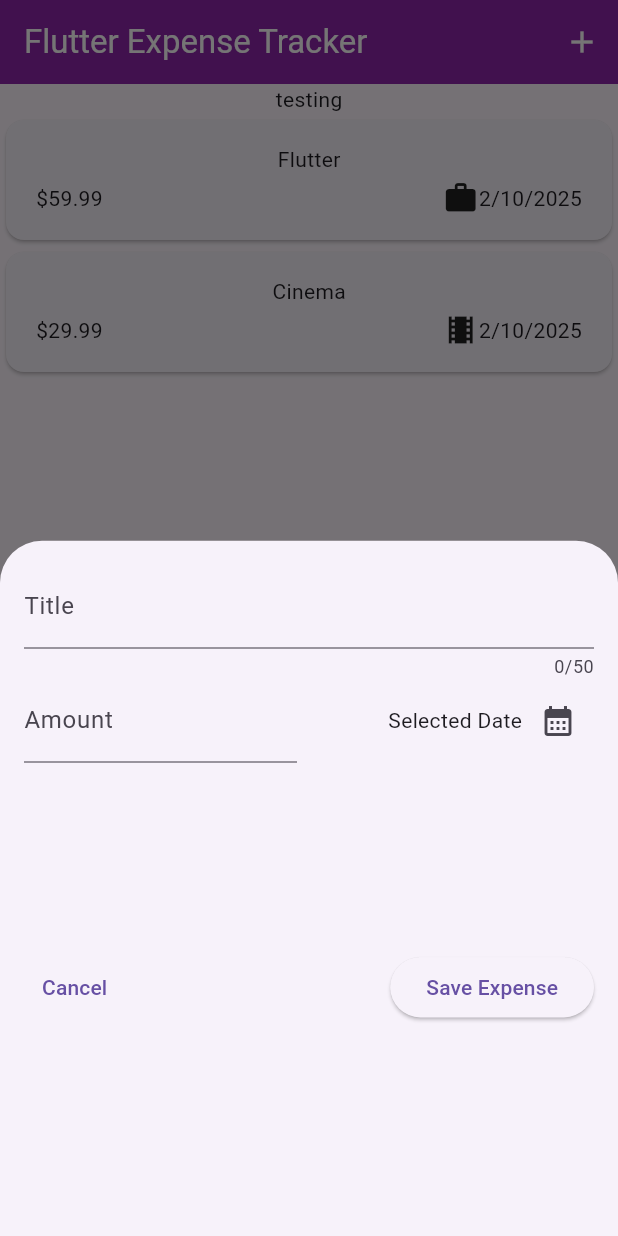
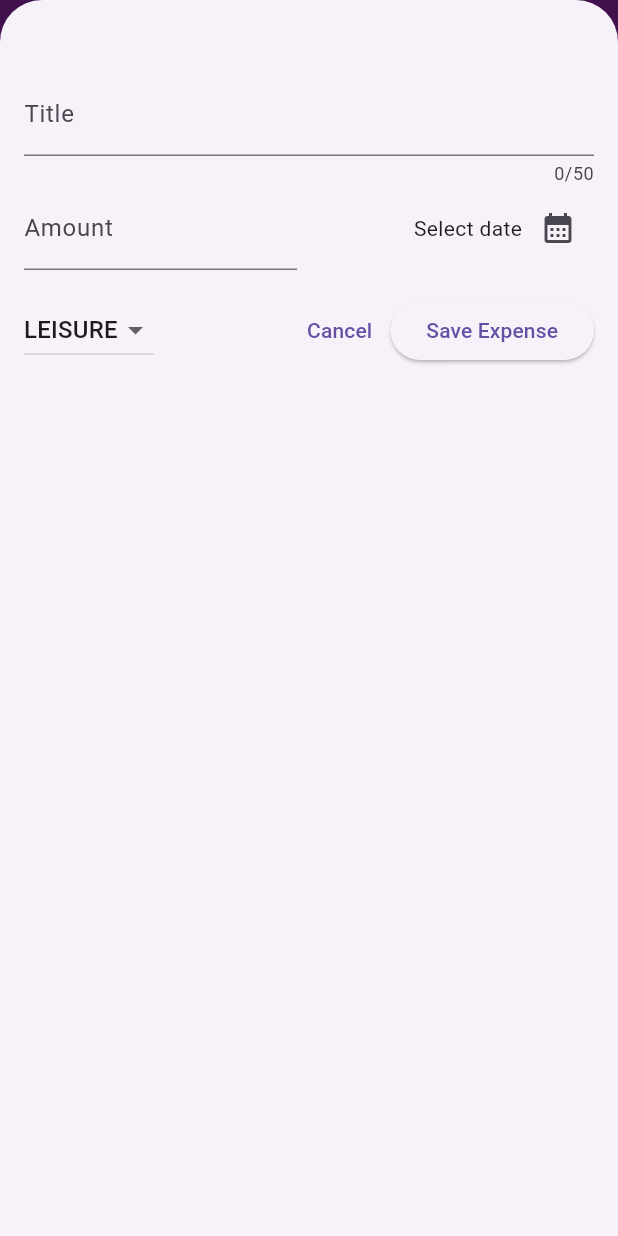
Before and after one commit to wenkhai2005/Expense_Tracker, a Flutter app: the screen it shows after launch, after a tap on the "add" icon, on a phone screen of 412 x 824 dp. Run offline on Flutter 3.47's test engine with Material 3 defaults, Android fonts, the phone set to English and light mode, and no system bars.

Commit message:
finishing adding new expense system

```diff
--- a/lib/widgets/expenses.dart
+++ b/lib/widgets/expenses.dart
@@ -26,14 +26,26 @@ class _ExpensesState extends State<Expenses> {
   ];
 
   void _openAddExpenseOverlay() {
-    showModalBottomSheet(context: context, builder: (ctx) => NewExpense(),);
+    showModalBottomSheet(
+      isScrollControlled: true,
+      context: context,
+      builder: (ctx) => NewExpense(onAddExpense: _addExpense),
+    );
+  }
+
+  void _addExpense(Expense expense) {
+    setState(() {
+      _registeredExpense.add(expense);
+    });
   }
 
   @override
   Widget build(BuildContext context) {
     return Scaffold(
       appBar: AppBar(
-        title: Text('Flutter Expense Tracker',),
+        title: Text(
+          'Flutter Expense Tracker',
+        ),
         backgroundColor: Colors.purple[600],
         foregroundColor: Colors.white,
         actions: [
--- a/lib/widgets/expenses_list/expenses_list.dart
+++ b/lib/widgets/expenses_list/expenses_list.dart
@@ -3,7 +3,7 @@ import 'package:expense_tracker/widgets/expenses_list/expense_item.dart';
 import 'package:flutter/material.dart';
 
 class ExpensesList extends StatelessWidget {
-  ExpensesList({super.key, required this.expenses});
+  const ExpensesList({super.key, required this.expenses});
 
   final List<Expense> expenses;
 
--- a/lib/widgets/new_expense.dart
+++ b/lib/widgets/new_expense.dart
@@ -1,8 +1,9 @@
 import 'package:flutter/material.dart';
-import 'package:flutter/services.dart';
+import 'package:expense_tracker/models/expense.dart';
 
 class NewExpense extends StatefulWidget {
-  NewExpense({super.key});
+  const NewExpense({super.key, required this.onAddExpense});
+  final void Function(Expense expense) onAddExpense;
 
   @override
   State<StatefulWidget> createState() {
@@ -13,6 +14,8 @@ class NewExpense extends StatefulWidget {
 class _NewExpenseState extends State<NewExpense> {
   final _titleController = TextEditingController();
   final _amountController = TextEditingController();
+  DateTime? _selectedDate;
+  Category _selectedCategory = Category.leisure;
 
   @override
   void dispose() {
@@ -21,16 +24,56 @@ class _NewExpenseState extends State<NewExpense> {
     super.dispose();
   }
 
-  void _presentDatePicker() {
+  void _presentDatePicker() async {
     final now = DateTime.now();
     final firstDate = DateTime(now.year - 1, now.month, now.day);
-    showDatePicker(context: context, initialDate: now,firstDate: firstDate, lastDate: now);
+    final pickedDate = await showDatePicker(
+        context: context,
+        initialDate: now,
+        firstDate: firstDate,
+        lastDate: now);
+    setState(() {
+      _selectedDate = pickedDate;
+    });
+  }
+
+  void _submitExpenseData() {
+    final enteredAmount = double.tryParse(_amountController.text);
+    final isAmountValid = enteredAmount == null || enteredAmount <= 0;
+    if (_titleController.text.trim().isEmpty ||
+        isAmountValid ||
+        _selectedDate == null) {
+      showDialog(
+        context: context,
+        builder: (ctx) => AlertDialog(
+          title: Text('Invalid Data'),
+          content: Text(
+              'Please make sure a valid title, amount, date and category was entered.'),
+          actions: [
+            TextButton(
+                onPressed: () {
+                  Navigator.pop(ctx);
+                },
+                child: Text('OK')),
+          ],
+        ),
+      );
+      return;
+    }
+    widget.onAddExpense(
+      Expense(
+          title: _titleController.text,
+          amount: enteredAmount,
+          date: _selectedDate!,
+          category: _selectedCategory),
+    );
+    Navigator.pop(context);
   }
 
   @override
   Widget build(BuildContext context) {
     return Padding(
-      padding: EdgeInsets.all(16),
+      padding: EdgeInsets.fromLTRB(16, 48, 16, 16),
       child: Column(
         children: [
           TextField(
@@ -53,7 +96,9 @@ class _NewExpenseState extends State<NewExpense> {
                 child: Row(
                   mainAxisAlignment: MainAxisAlignment.end,
                   children: [
-                    Text('Selected Date'),
+                    Text(_selectedDate == null
+                        ? "Select date"
+                        : formatter.format(_selectedDate!)),
                     IconButton(
                       onPressed: _presentDatePicker,
                       icon: Icon(Icons.calendar_month),
@@ -63,27 +108,49 @@ class _NewExpenseState extends State<NewExpense> {
               )
             ],
           ),
-
-          Expanded(
-            child: Row(
+          SizedBox(
+            height: 16,
+          ),
+          Row(
             children: [
+              DropdownButton(
+                value: _selectedCategory,
+                items: Category.values
+                    .map(
+                      (category) => DropdownMenuItem(
+                        value: category,
+                        child: Text(
+                          category.name.toUpperCase(),
+                        ),
+                      ),
+                    )
+                    .toList(),
+                onChanged: (value) {
+                  if (value == null) {
+                    return;
+                  }
+                  setState(
+                    () {
+                      _selectedCategory = value;
+                    },
+                  );
+                },
+              ),
+              Spacer(),
               TextButton(
                 onPressed: () {
                   Navigator.pop(context);
                 },
                 child: Text('Cancel'),
               ),
-                Spacer(),
               ElevatedButton(
                 onPressed: () {
-                    print(_titleController.text);
-                    print(_amountController.text);
+                  _submitExpenseData();
                 },
                 child: Text('Save Expense'),
               ),
             ],
           ),
-          )
         ],
       ),
     );
```
Lines whose indentation alone changed are shown as unchanged.
